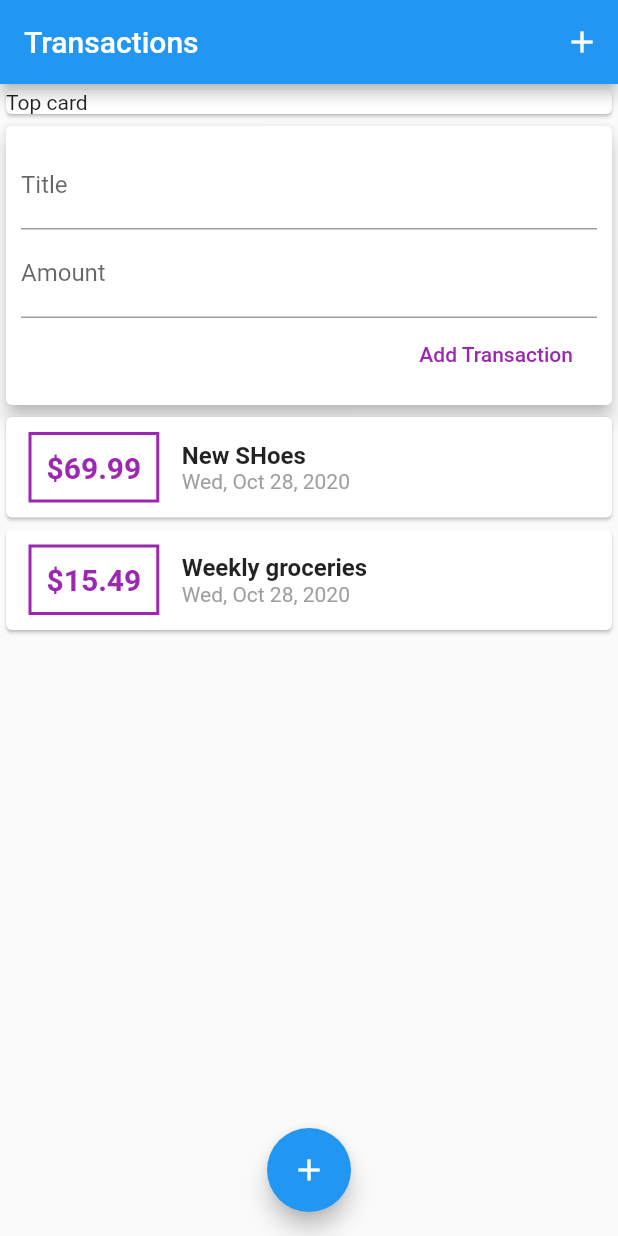
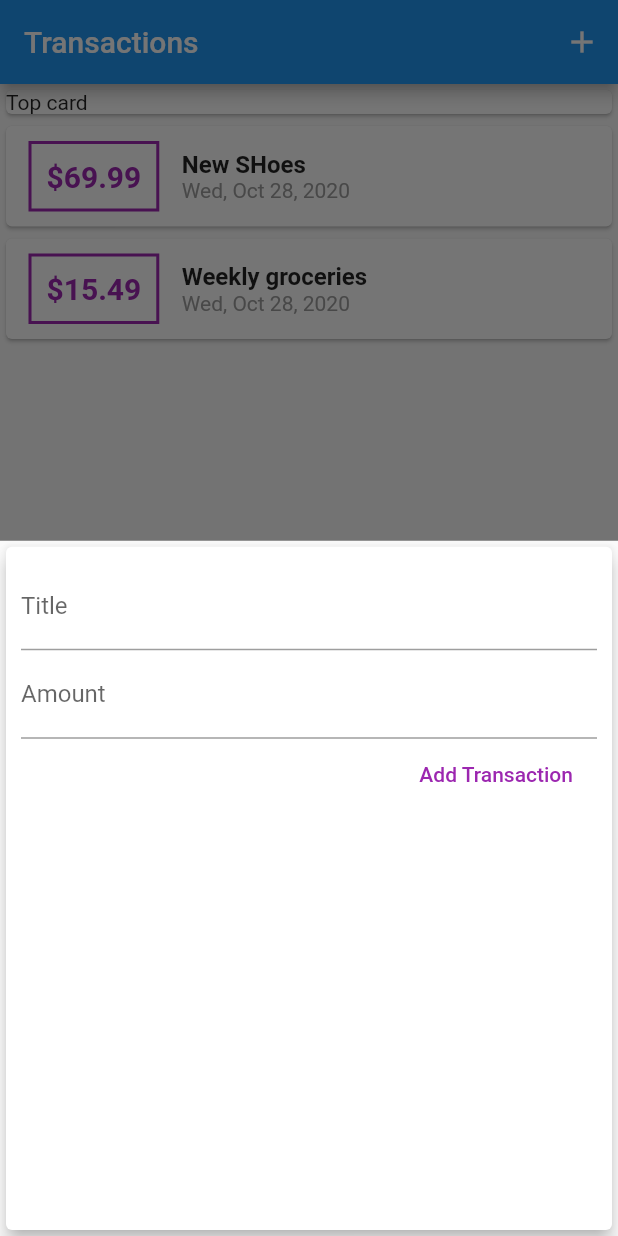
Before and after one commit to chetan882777/flutter_transaction_app, a Flutter app: the screen it shows after launch, after a tap on the "add" icon, on a phone screen of 412 x 824 dp. Run offline on Flutter 3.47's test engine with Material 2 defaults, Android fonts, the phone set to English and light mode, and no system bars.

Commit message:
add bottom sheet add transaction

```diff
--- a/lib/main.dart
+++ b/lib/main.dart
@@ -1,11 +1,61 @@
 import 'package:flutter/material.dart';
-import './widgets/user_transactions.dart';
+import 'package:flutter_transactions/widgets/new_transaction.dart';
+import 'package:flutter_transactions/widgets/transaction_list.dart';
+import './models/transaction.dart';
 
 void main() {
   runApp(MyApp());
 }
+class MyApp extends StatelessWidget {
+  @override
+  Widget build(BuildContext context) {
+    return MaterialApp(
+      debugShowCheckedModeBanner: false,
+      title: 'Flutter App',
+      home: MyHomePage(),
+    );
+  }
+}
 
-class MyApp extends StatelessWidget {
+class MyHomePage extends StatefulWidget {
+
+  @override
+  _MyAppState createState() => _MyAppState();
+}
+
+class _MyAppState extends State<MyHomePage> {
+  final List<Transaction> _userTransactions = [
+    Transaction(
+        id: 't1', title: 'New SHoes', amount: 69.99, date: DateTime.now()),
+    Transaction(
+        id: 't2',
+        title: 'Weekly groceries',
+        amount: 15.49,
+        date: DateTime.now())
+  ];
+
+  void _addTransaction(String txTitle, double txAmount) {
+    final tx = Transaction(
+        title:  txTitle,
+        amount: txAmount,
+        date: DateTime.now(),
+        id: DateTime.now().toString()
+    );
+
+    setState(() {
+      _userTransactions.add(tx);
+    });
+  }
+
+  void _startAddNewTransaction(BuildContext ctx) {
+    showModalBottomSheet(context: ctx, builder: (_) {
+       return GestureDetector(
+        onTap: () {},
+        child: NewTransaction(_addTransaction),
+        behavior: HitTestBehavior.opaque,
+      );
+    });
+  }
 
   @override
   Widget build(BuildContext context) {
@@ -17,7 +67,9 @@ class MyApp extends StatelessWidget {
           actions: [
             IconButton(
               icon: Icon(Icons.add),
-              onPressed: () {},
+              onPressed: () {
+                _startAddNewTransaction(context);
+              },
             )
           ],
         ),
@@ -31,14 +83,16 @@ class MyApp extends StatelessWidget {
                   child: Text("Top card"),
                 ),
               ),
-              UserTransactions(),
+              TransactionList(_userTransactions),
             ],
           ),
         ),
         floatingActionButtonLocation: FloatingActionButtonLocation.centerFloat,
         floatingActionButton: FloatingActionButton(
           child: Icon(Icons.add),
-          onPressed: () {},
+          onPressed: () {
+            _startAddNewTransaction(context);
+          },
         ),
       ),
     );
--- a/lib/widgets/new_transaction.dart
+++ b/lib/widgets/new_transaction.dart
@@ -1,5 +1,4 @@
 import 'package:flutter/material.dart';
-import 'package:flutter_transactions/models/transaction.dart';
 
 class NewTransaction extends StatelessWidget {
   final Function addTransaction;
--- a/lib/widgets/user_transactions.dart
+++ /dev/null
@@ -1,45 +0,0 @@
-import 'package:flutter/material.dart';
-import '../models/transaction.dart';
-import '../widgets/transaction_list.dart';
-import '../widgets/new_transaction.dart';
-
-class UserTransactions extends StatefulWidget {
-  @override
-  _UserTransactionsState createState() => _UserTransactionsState();
-}
-
-class _UserTransactionsState extends State<UserTransactions> {
-
-  final List<Transaction> _userTransactions = [
-    Transaction(
-        id: 't1', title: 'New SHoes', amount: 69.99, date: DateTime.now()),
-    Transaction(
-        id: 't2',
-        title: 'Weekly groceries',
-        amount: 15.49,
-        date: DateTime.now())
-  ];
-
-  void _addTransaction(String txTitle, double txAmount) {
-    final tx = Transaction(
-      title:  txTitle,
-      amount: txAmount,
-      date: DateTime.now(),
-      id: DateTime.now().toString()
-    );
-
-    setState(() {
-      _userTransactions.add(tx);
-    });
-  }
-
-  @override
-  Widget build(BuildContext context) {
-    return Column(
-      children: [
-        NewTransaction(_addTransaction),
-        TransactionList(_userTransactions),
-      ],
-    );
-  }
-}
```
